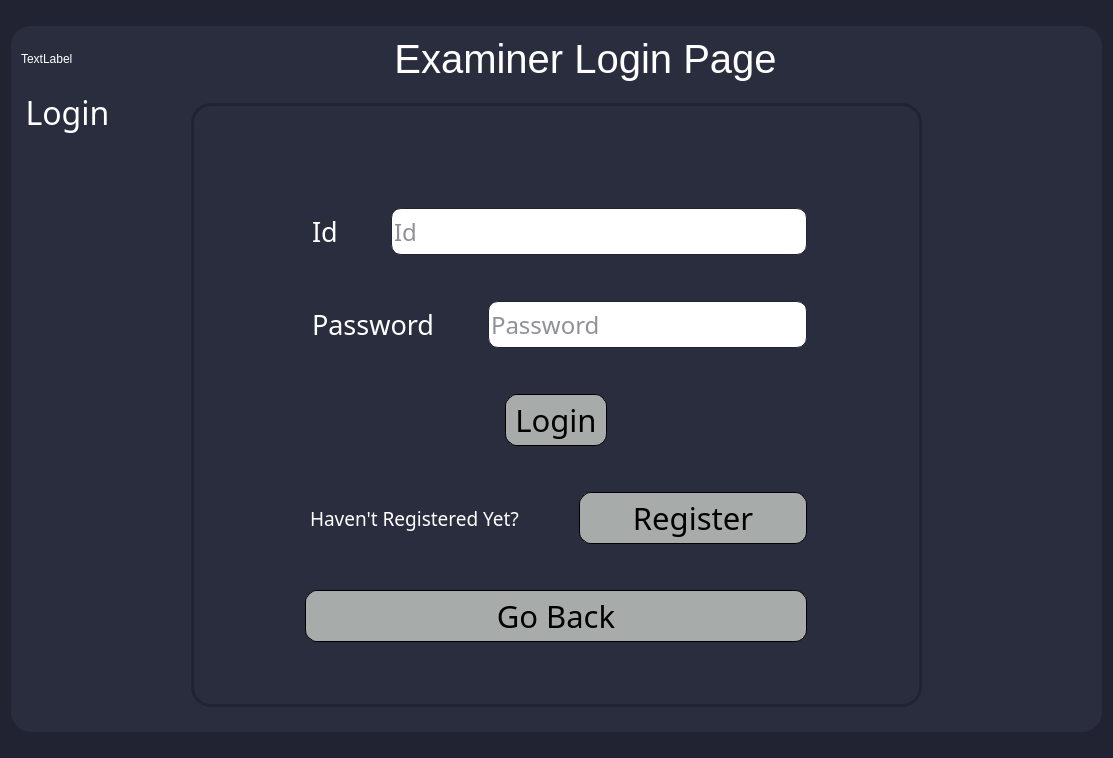
First picture: the form in ExamSphereV1/examinerlogin.ui, repository BiratBC/ExamSphereV1, before the edit.
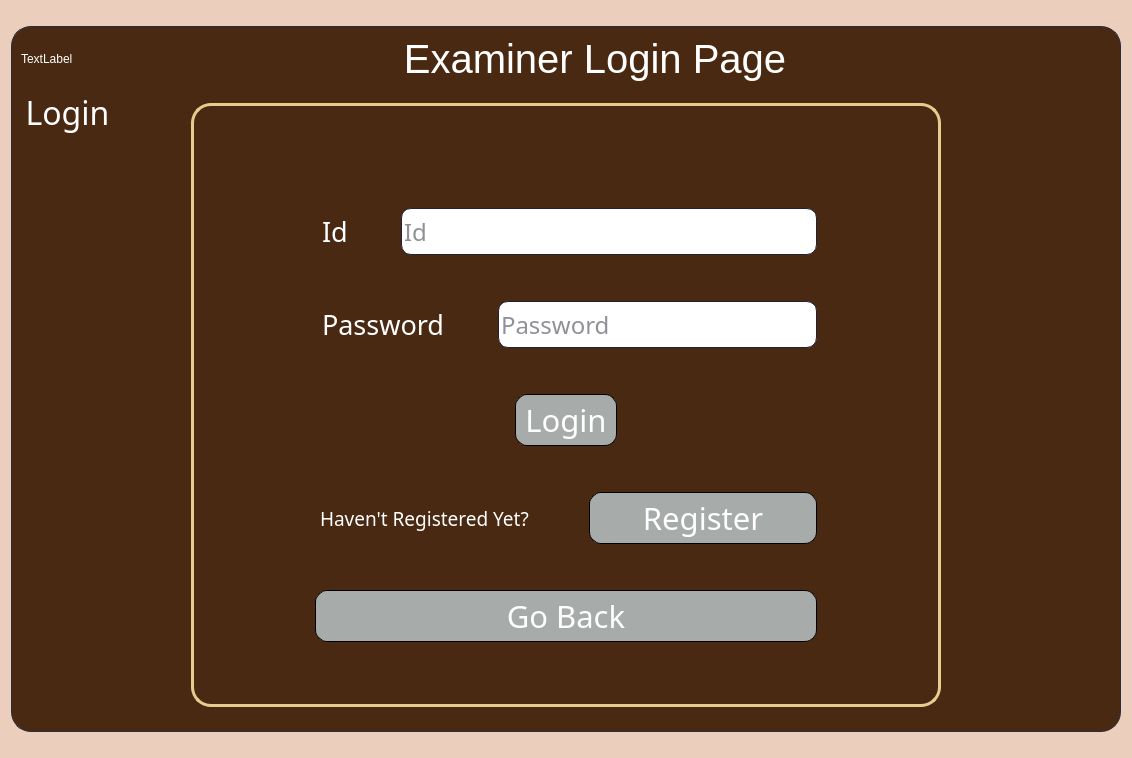
Second picture: the form after the edit.

Diff of the .ui file:
```diff
--- a/ExamSphereV1/examinerlogin.ui
+++ b/ExamSphereV1/examinerlogin.ui
@@ -6,7 +6,7 @@
    <rect>
     <x>0</x>
     <y>0</y>
-    <width>1113</width>
+    <width>1132</width>
     <height>758</height>
    </rect>
   </property>
@@ -15,7 +15,7 @@
   </property>
   <property name="styleSheet">
    <string notr="true">*{
-	background-color: rgba(33,35,50,255);
+	background-color: rgba(235,206,188,255);
 font-family:Ubuntu Medium;
 color:#fff;
 }
@@ -49,7 +49,7 @@
     <widget class="QGroupBox" name="groupBox">
      <property name="styleSheet">
       <string notr="true">*{
-	background-color: rgba(42,45,62,255);
+	background-color: rgba(73,41,18,255);
 font-family:Ubuntu;
 }
 QGroupBox
@@ -114,7 +114,7 @@
         </property>
         <property name="styleSheet">
          <string notr="true">*{
-	background-color: rgba(42,45,62,255);
+	background-color: rgba(73,41,18,255);
 font-family:Ubuntu Medium;
 color:#fff;
 }
@@ -123,7 +123,7 @@
 margin-left:170px;
 margin-right:170px;
 	border:3px solid;
-	border-color: rgba(33,35,50,255);
+	border-color:#e5cc8f;
 border-radius:20px;
 }
 
@@ -327,7 +327,7 @@
              </property>
              <property name="styleSheet">
               <string notr="true">background-color: #a7abaa;
-color:#000;
+color:#fff;
 border-radius: 12px; 
 border: 1px solid;
 height:50px;
@@ -407,7 +407,7 @@
 border: 1px solid;
 height:50px;
 width:100px;
-color:#000;
+color:#fff;
 
 margin-right:100px;</string>
                </property>
@@ -452,7 +452,7 @@
 border: 1px solid;
 height:50px;
 width:100px;
-color:#000;
+color:#fff;
 margin-left:100px;
 margin-right:100px;</string>
              </property>
```
